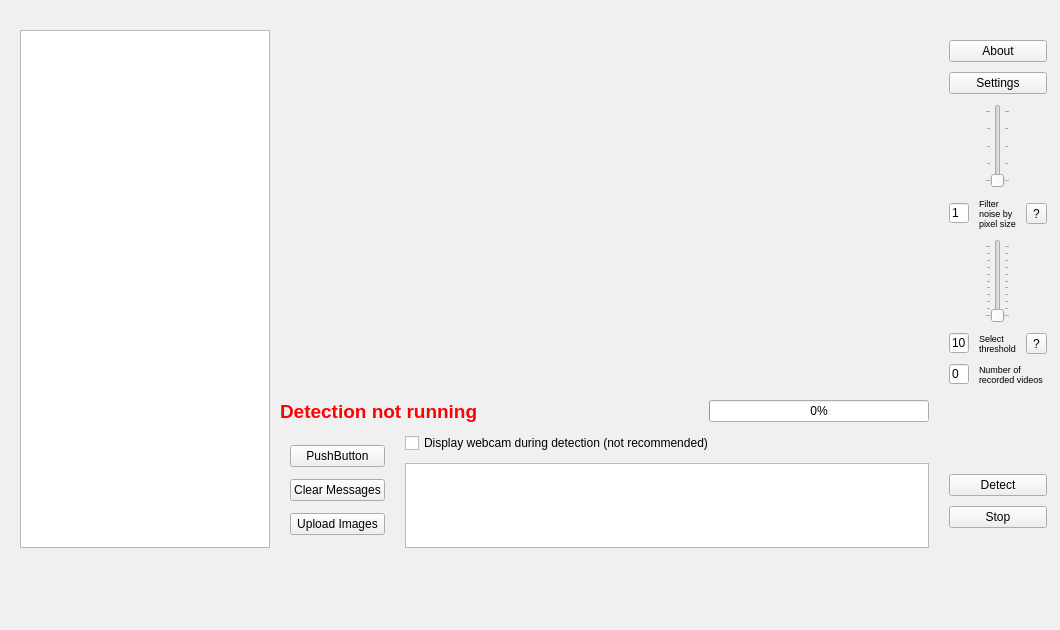
UFOID/UFO-Detector, file src/mainwindow.ui: the form before one commit.
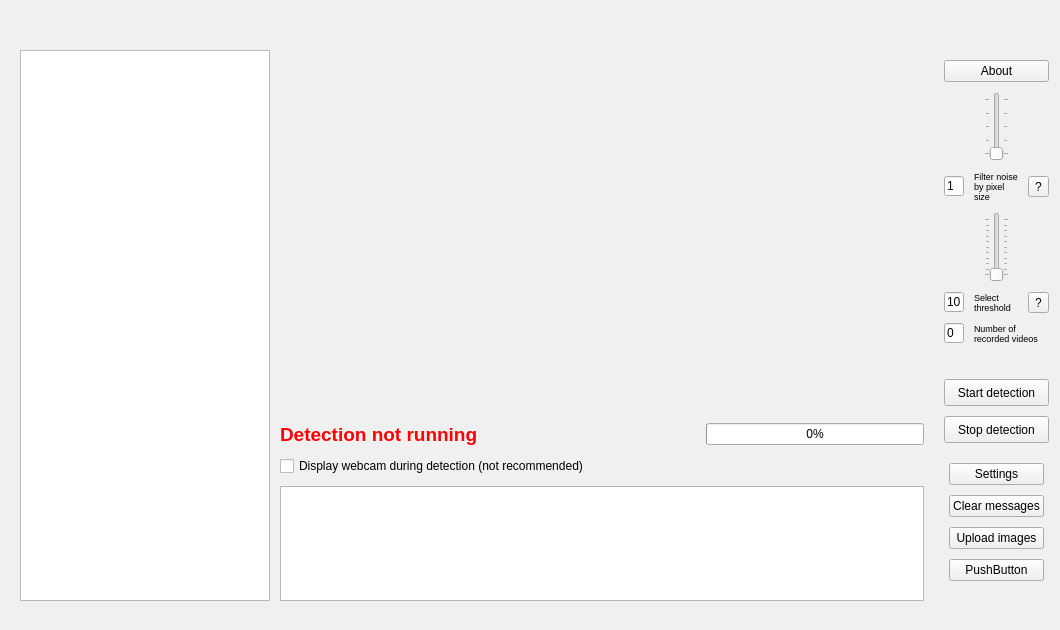
The form after the commit.

Commit message: Moved main window buttons to the same side

```diff
--- a/src/mainwindow.ui
+++ b/src/mainwindow.ui
@@ -436,9 +436,9 @@
     <property name="geometry">
      <rect>
       <x>10</x>
-      <y>20</y>
-      <width>1057</width>
-      <height>538</height>
+      <y>40</y>
+      <width>1059</width>
+      <height>571</height>
      </rect>
     </property>
     <layout class="QHBoxLayout" name="mainWindowLayout">
@@ -623,46 +623,6 @@
          <property name="leftMargin">
           <number>0</number>
          </property>
-         <item>
-          <layout class="QVBoxLayout" name="verticalLayout">
-           <property name="leftMargin">
-            <number>10</number>
-           </property>
-           <property name="topMargin">
-            <number>10</number>
-           </property>
-           <property name="rightMargin">
-            <number>10</number>
-           </property>
-           <property name="bottomMargin">
-            <number>10</number>
-           </property>
-           <item>
-            <widget class="QPushButton" name="recordingTestButton">
-             <property name="enabled">
-              <bool>true</bool>
-             </property>
-             <property name="text">
-              <string>PushButton</string>
-             </property>
-            </widget>
-           </item>
-           <item>
-            <widget class="QPushButton" name="buttonClear">
-             <property name="text">
-              <string>Clear Messages</string>
-             </property>
-            </widget>
-           </item>
-           <item>
-            <widget class="QPushButton" name="buttonImageExpl">
-             <property name="text">
-              <string>Upload Images</string>
-             </property>
-            </widget>
-           </item>
-          </layout>
-         </item>
          <item>
           <layout class="QVBoxLayout" name="verticalLayout_2">
            <item>
@@ -709,13 +669,6 @@
          </property>
         </widget>
        </item>
-       <item>
-        <widget class="QPushButton" name="settingsButton">
-         <property name="text">
-          <string>Settings</string>
-         </property>
-        </widget>
-       </item>
        <item>
         <layout class="QHBoxLayout" name="horizontalLayout_5">
          <item>
@@ -953,18 +906,74 @@
        </item>
        <item>
         <widget class="QPushButton" name="startButton">
+         <property name="minimumSize">
+          <size>
+           <width>0</width>
+           <height>27</height>
+          </size>
+         </property>
          <property name="text">
-          <string>Detect</string>
+          <string>Start detection</string>
          </property>
         </widget>
        </item>
        <item>
         <widget class="QPushButton" name="stopButton">
+         <property name="minimumSize">
+          <size>
+           <width>0</width>
+           <height>27</height>
+          </size>
+         </property>
          <property name="text">
-          <string>Stop</string>
+          <string>Stop detection</string>
          </property>
         </widget>
        </item>
+       <item>
+        <layout class="QVBoxLayout" name="verticalLayout">
+         <property name="leftMargin">
+          <number>5</number>
+         </property>
+         <property name="topMargin">
+          <number>10</number>
+         </property>
+         <property name="rightMargin">
+          <number>5</number>
+         </property>
+         <item>
+          <widget class="QPushButton" name="settingsButton">
+           <property name="text">
+            <string>Settings</string>
+           </property>
+          </widget>
+         </item>
+         <item>
+          <widget class="QPushButton" name="buttonClear">
+           <property name="text">
+            <string>Clear messages</string>
+           </property>
+          </widget>
+         </item>
+         <item>
+          <widget class="QPushButton" name="buttonImageExpl">
+           <property name="text">
+            <string>Upload images</string>
+           </property>
+          </widget>
+         </item>
+         <item>
+          <widget class="QPushButton" name="recordingTestButton">
+           <property name="enabled">
+            <bool>true</bool>
+           </property>
+           <property name="text">
+            <string>PushButton</string>
+           </property>
+          </widget>
+         </item>
+        </layout>
+       </item>
       </layout>
      </item>
     </layout>
```
